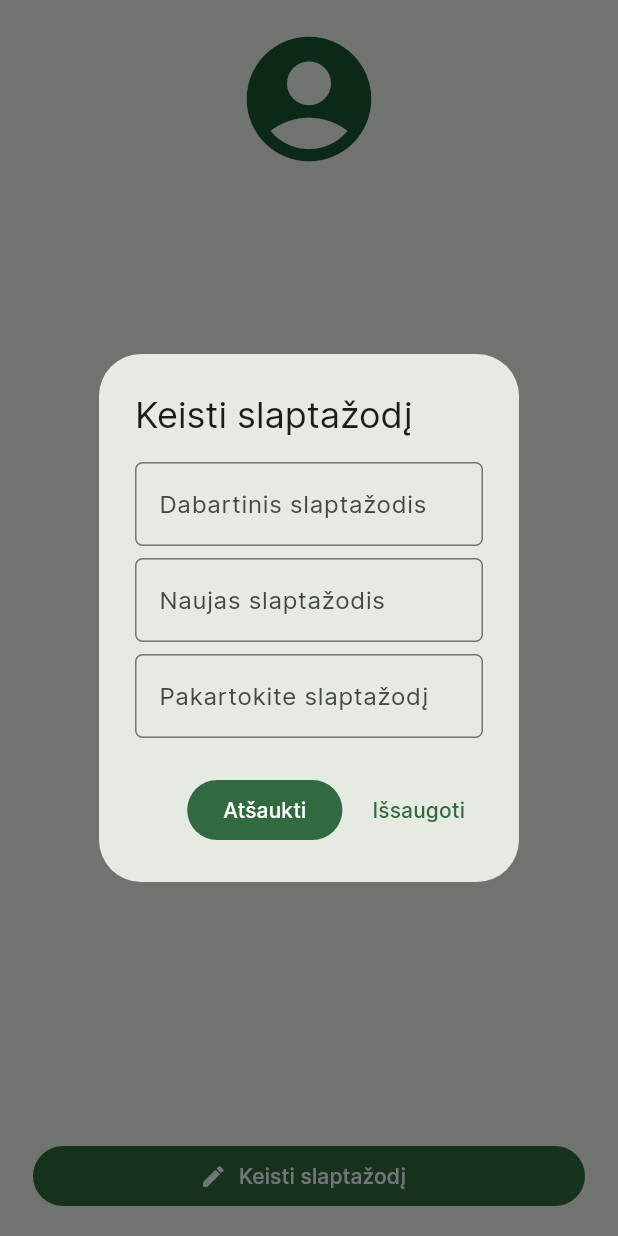
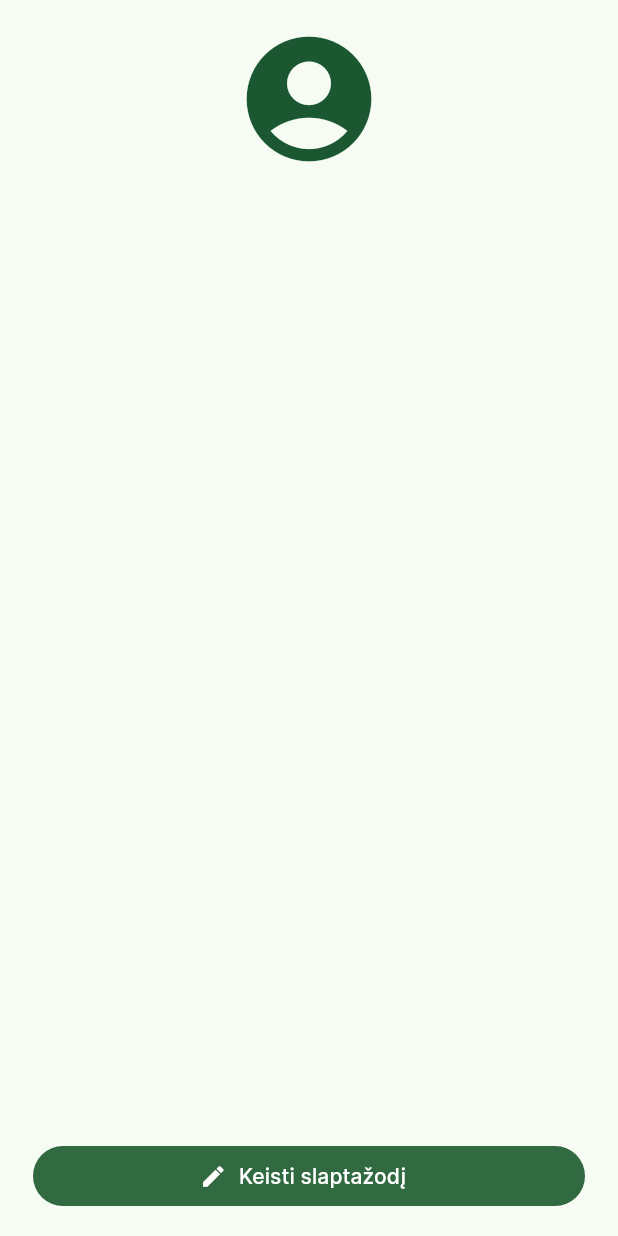
Before and after one commit to ErnestasRaw/RecipAI, a Flutter app: the ProfilePage widget shown alone on an empty page, opened directly, after a tap on "Keisti slaptažodį", on a phone screen of 412 x 824 dp. Run offline on Flutter 3.47's test engine with Material 3 defaults, Android fonts, the phone set to English and light mode, and no system bars; accounts and stored records are empty.

```diff
--- a/lib/views/app/pages/profile_page.dart
+++ b/lib/views/app/pages/profile_page.dart
@@ -52,59 +52,11 @@ class _ProfilePageState extends State<ProfilePage> {
                   children: [
                     Expanded(
                       child: FilledButton.icon(
-                        onPressed: () async {
-                          //Open change password dialog
-                          await showDialog<void>(
-                            context: context,
-                            barrierDismissible: true, // false = user must tap button, true = tap outside dialog
-                            builder: (BuildContext dialogContext) {
-                              return AlertDialog(
-                                title: const Text('Keisti slaptažodį'),
-                                content: Column(
-                                  mainAxisSize: MainAxisSize.min,
-                                  children: [
-                                    const TextField(
-                                      decoration: InputDecoration(
-                                        labelText: 'Dabartinis slaptažodis',
-                                      ),
-                                    ),
-                                    const TextField(
-                                      decoration: InputDecoration(
-                                        labelText: 'Naujas slaptažodis',
-                                      ),
-                                    ),
-                                    const TextField(
-                                      decoration: InputDecoration(
-                                        labelText: 'Pakartokite slaptažodį',
-                                      ),
-                                    ),
-                                  ].addSpacing(Sizes.spacingSmall),
-                                ),
-                                actions: [
-                                  FilledButton(
-                                    onPressed: () async {
-                                      ScaffoldMessenger.of(context).showSnackBar(
-                                        const SnackBar(
-                                          content: Text('Slaptažodis pakeistas'),
-                                        ),
-                                      );
-                                      Navigator.of(dialogContext).pop();
-                                    },
-                                    child: const Text('Atšaukti'),
-                                  ),
-                                  TextButton(
-                                    child: const Text('Išsaugoti'),
-                                    onPressed: () {
-                                      Navigator.of(dialogContext).pop(); // Dismiss alert dialog
-                                    },
-                                  ),
-                                ],
-                              );
-                            },
-                          );
-                        },
+                        onPressed: () {},
                         icon: const Icon(Icons.edit),
-                        label: const Text('Keisti slaptažodį'),
+                        label: const Text(
+                          'Keisti slaptažodį',
+                        ),
                       ),
                     ),
                   ],
--- a/pubspec.yaml
+++ b/pubspec.yaml
@@ -11,7 +11,6 @@ dependencies:
     sdk: flutter
   cupertino_icons: ^1.0.2
   intl: ^0.19.0
-  http: ^1.2.1
 
 dev_dependencies:
   flutter_test:
```
Also changed, not shown: lib/api/user_api.dart (deleted, +0 -32 lines), pubspec.lock.
